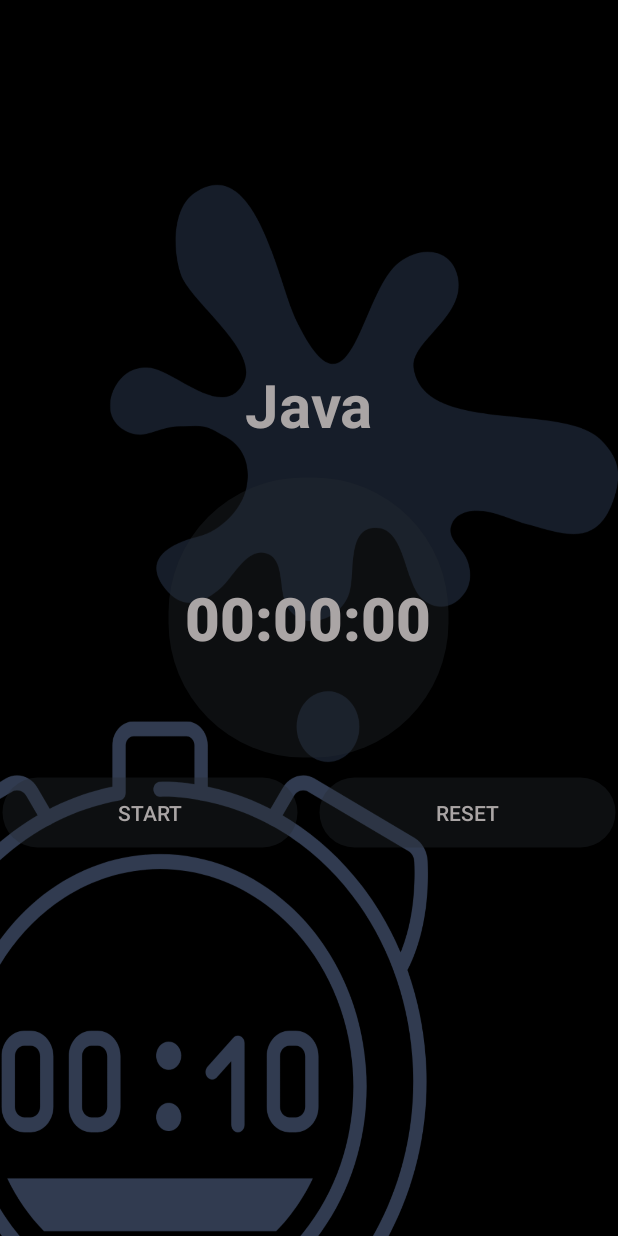
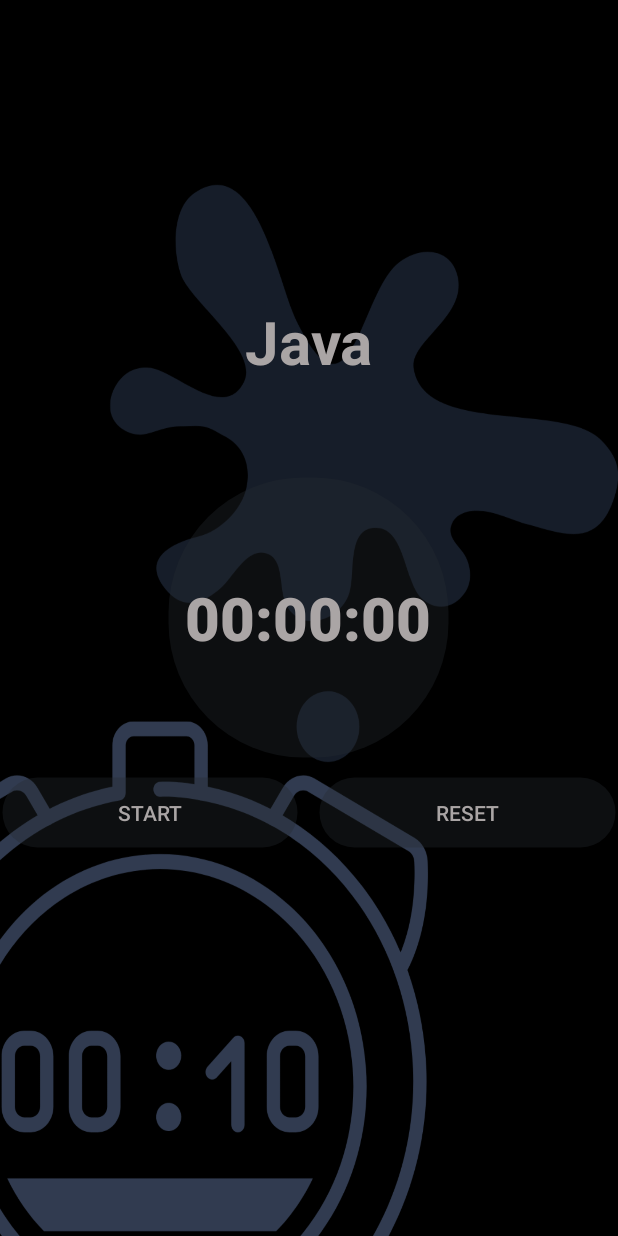
Before and after one commit to christ3444/chrono, an Android app: the Timer screen opened directly, with no data from a screen before it, on a phone screen of 412 x 824 dp. Run offline under Robolectric (Android 15) with nearby library versions, the phone set to English and light mode, and no system bars; 3 statements that could not run were skipped.

Commit message:
activity main update

```diff
--- a/app/src/main/res/layout/activity_main.xml
+++ b/app/src/main/res/layout/activity_main.xml
@@ -110,7 +110,7 @@
         android:layout_marginStart="10dp"
         android:layout_marginTop="10dp"
         android:layout_marginEnd="10dp"
-        android:layout_marginBottom="10dp"
+        android:layout_marginBottom="52dp"
         android:fontFamily="sans-serif"
         android:text="Java"
         android:textColor="@color/gray_text_color"
```
